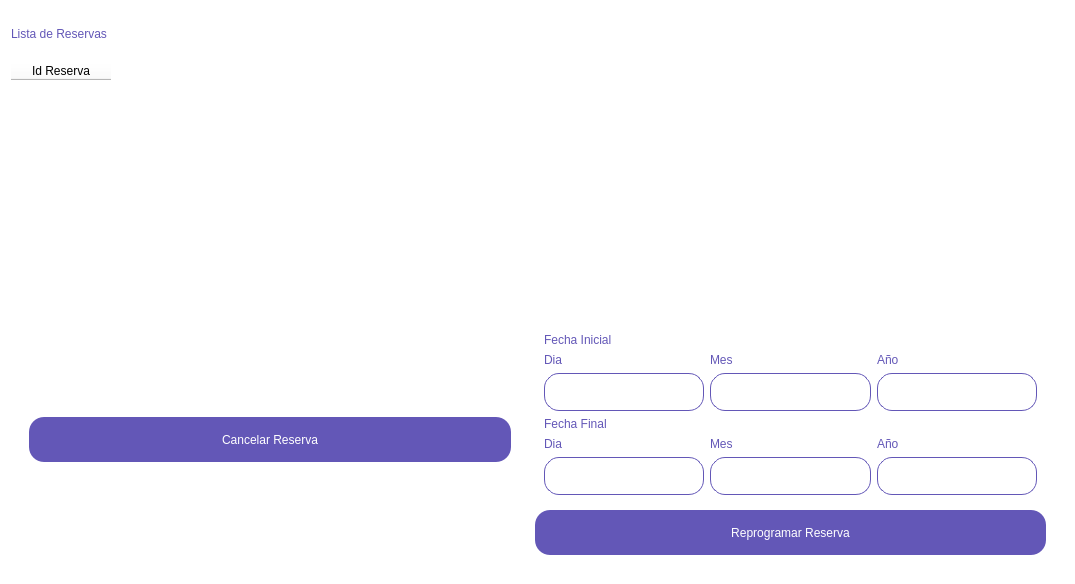
First picture: the form in GUI/Resources/UI/ReprgReserva.ui, repository difer19/Gestor-de-Hangares, before the edit.
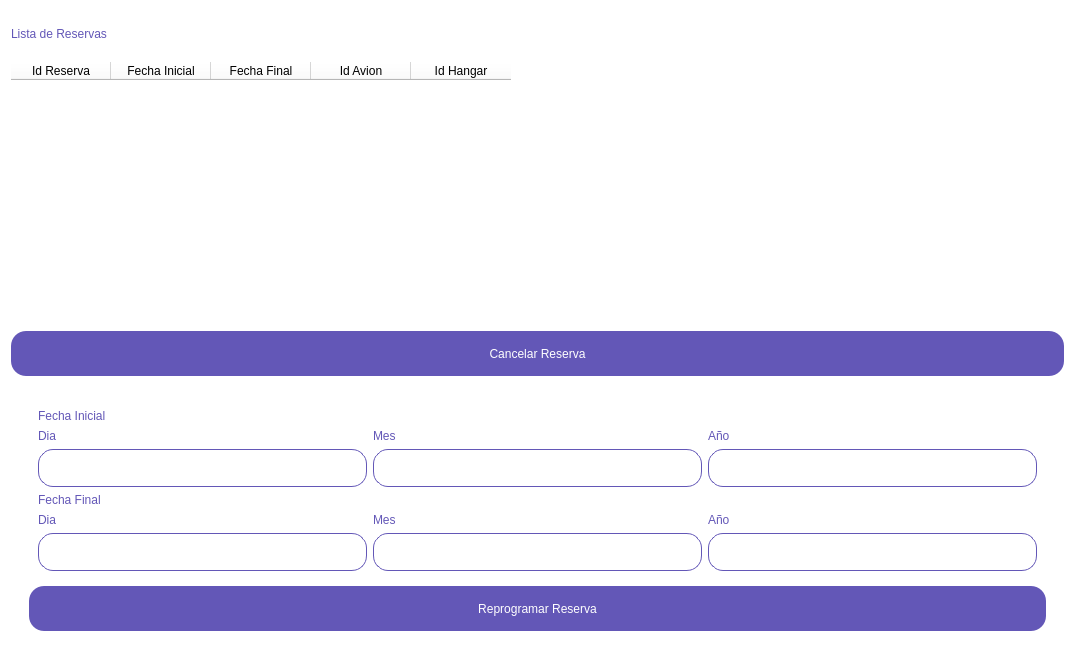
Second picture: the form after the edit.

The edit to the form file:
```diff
--- a/GUI/Resources/UI/ReprgReserva.ui
+++ b/GUI/Resources/UI/ReprgReserva.ui
@@ -7,7 +7,7 @@
     <x>0</x>
     <y>0</y>
     <width>1075</width>
-    <height>584</height>
+    <height>660</height>
    </rect>
   </property>
   <property name="windowTitle">
@@ -107,11 +107,53 @@
        <height>16777215</height>
       </size>
      </property>
+     <property name="alternatingRowColors">
+      <bool>true</bool>
+     </property>
+     <property name="selectionMode">
+      <enum>QAbstractItemView::SingleSelection</enum>
+     </property>
+     <property name="selectionBehavior">
+      <enum>QAbstractItemView::SelectRows</enum>
+     </property>
      <column>
       <property name="text">
        <string>Id Reserva</string>
       </property>
      </column>
+     <column>
+      <property name="text">
+       <string>Fecha Inicial</string>
+      </property>
+     </column>
+     <column>
+      <property name="text">
+       <string>Fecha Final</string>
+      </property>
+     </column>
+     <column>
+      <property name="text">
+       <string>Id Avion</string>
+      </property>
+     </column>
+     <column>
+      <property name="text">
+       <string>Id Hangar</string>
+      </property>
+     </column>
+    </widget>
+   </item>
+   <item>
+    <widget class="QPushButton" name="pushButton">
+     <property name="minimumSize">
+      <size>
+       <width>0</width>
+       <height>45</height>
+      </size>
+     </property>
+     <property name="text">
+      <string>Cancelar Reserva</string>
+     </property>
     </widget>
    </item>
    <item>
@@ -133,25 +175,6 @@
         </property>
         <layout class="QVBoxLayout" name="verticalLayout_2">
          <item>
-          <widget class="QPushButton" name="pushButton">
-           <property name="minimumSize">
-            <size>
-             <width>0</width>
-             <height>45</height>
-            </size>
-           </property>
-           <property name="text">
-            <string>Cancelar Reserva</string>
-           </property>
-          </widget>
-         </item>
-        </layout>
-       </widget>
-      </item>
-      <item>
-       <widget class="QWidget" name="widget_2" native="true">
-        <layout class="QVBoxLayout" name="verticalLayout_3">
-         <item>
           <widget class="QWidget" name="widget_4" native="true">
            <layout class="QGridLayout" name="gridLayout">
             <item row="1" column="2">
```
Left out of the diff: 60 changed lines with no effect on the pictures.
